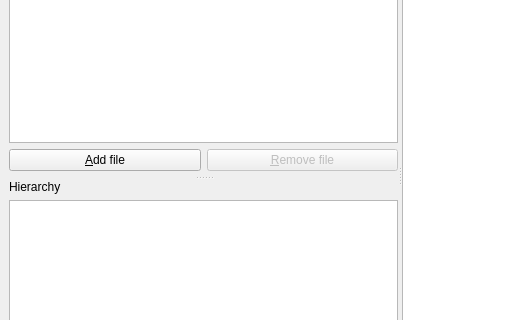
Before: the Qt Designer form ui/MainWindow.ui in lsartory/lambila, drawn with Qt 5; both pictures show x 0 to 517 and y 149 to 469 of the 800 by 600 pixel window.
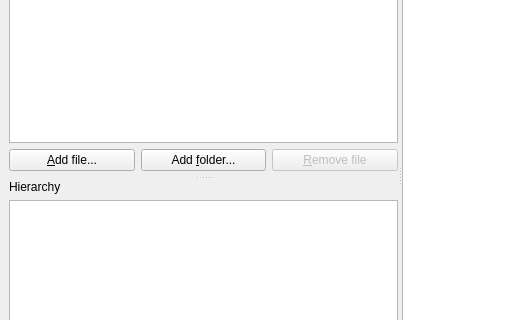
After: the same form once the commit is applied. Icons and pictures are not drawn.

Commit message: Add a button to recursively add a folder to the project

Diff of the .ui file:
```diff
--- a/ui/MainWindow.ui
+++ b/ui/MainWindow.ui
@@ -62,7 +62,7 @@
            <item>
             <widget class="QPushButton" name="fileAddButton">
              <property name="text">
-              <string>&amp;Add file</string>
+              <string>&amp;Add file...</string>
              </property>
              <property name="icon">
               <iconset theme="list-add" resource="../resources/resources.qrc">
@@ -70,6 +70,17 @@
              </property>
             </widget>
            </item>
+           <item>
+            <widget class="QPushButton" name="folderAddButton">
+             <property name="text">
+              <string>Add &amp;folder...</string>
+             </property>
+             <property name="icon">
+              <iconset resource="../resources/resources.qrc">
+               <normaloff>:/icons/folder.svg</normaloff>:/icons/folder.svg</iconset>
+             </property>
+            </widget>
+           </item>
            <item>
             <widget class="QPushButton" name="fileRemoveButton">
              <property name="enabled">
```
Left out of the diff: 9 changed lines with no effect on the pictures. The commit also changes 2 other files.
